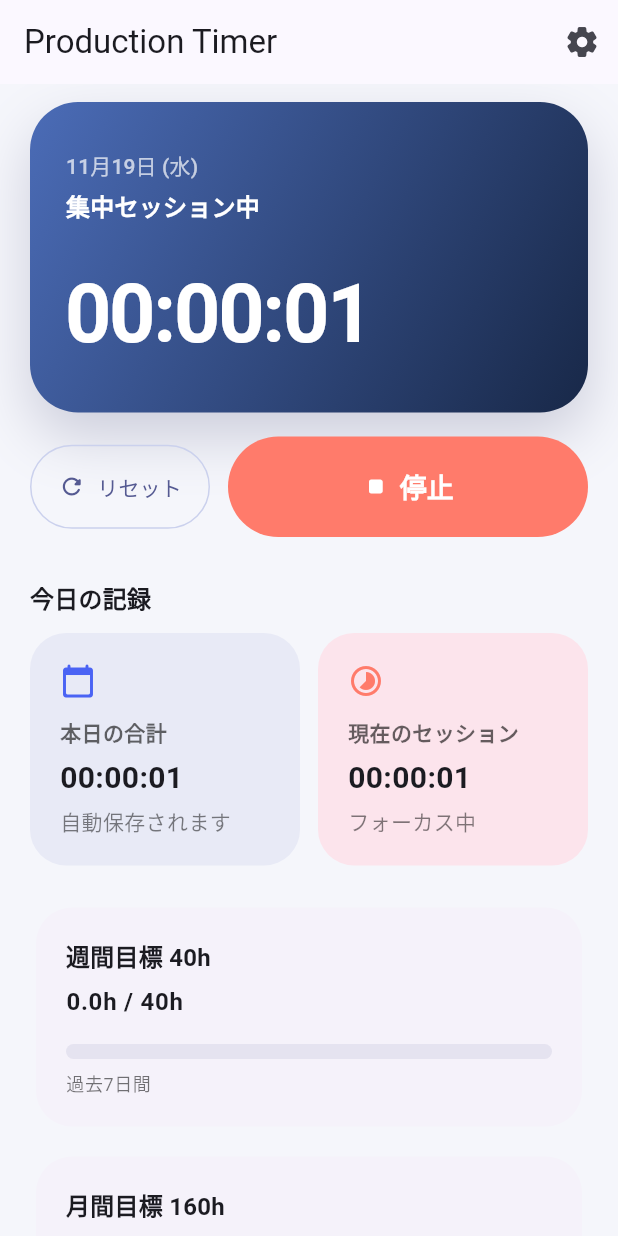
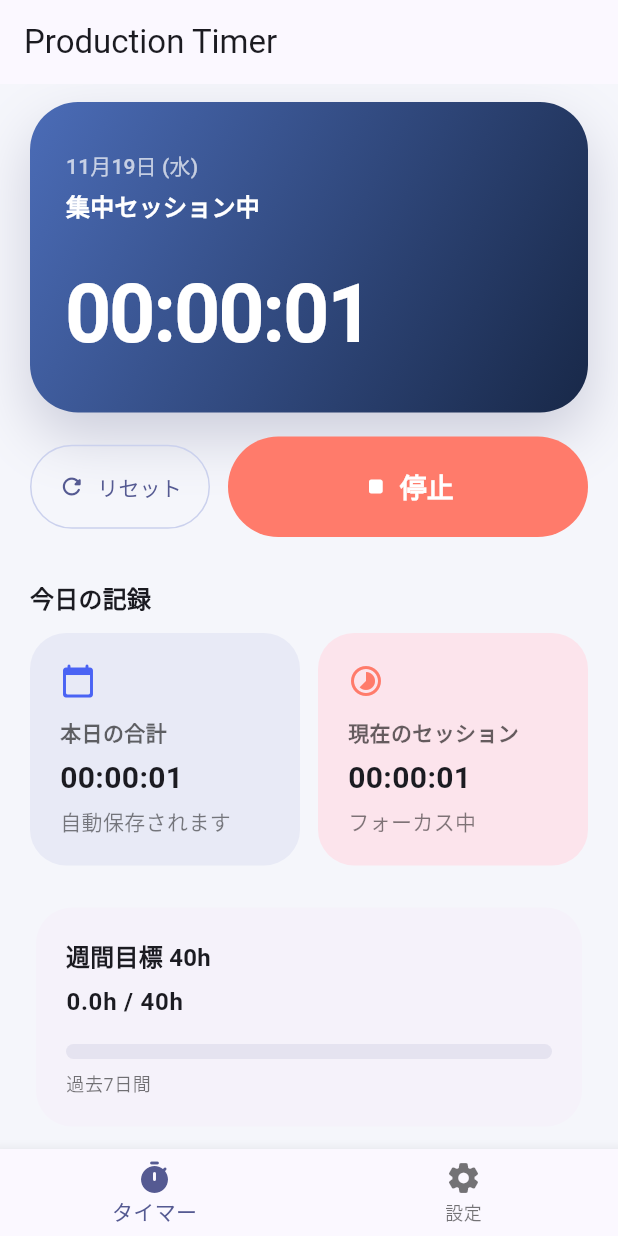
Before and after one commit to yu-432/Production-Timer, a Flutter app: the screen it shows after launch, after a tap on "開始", on a phone screen of 412 x 824 dp. Run offline on Flutter 3.47's test engine with Material 3 defaults, Android fonts, the phone set to English and light mode, and no system bars; our stand-ins replace flutter_riverpod, hive, hive_flutter, wakelock_plus; accounts and stored records are empty.

Commit message:
Add bottom navigation bar for settings
🤖 Generated with [Claude Code](https://claude.com/claude-code)

Co-Authored-By: Claude <noreply@anthropic.com>

```diff
--- a/production_timer/lib/main.dart
+++ b/production_timer/lib/main.dart
@@ -66,8 +66,63 @@ class ProductionTimerApp extends ConsumerWidget {
           ),
         ),
       ),
-      // 最初に表示する画面をタイマー画面に設定
-      home: const TimerScreen(),
+      // 最初に表示する画面をタブバー付きのメイン画面に設定
+      home: const MainNavigationScreen(),
+    );
+  }
+}
+
+/// タブバーを持つメイン画面
+///
+/// 画面下部のBottomNavigationBarで「タイマー」と「設定」を切り替えます。
+/// StatefulWidgetを使って、現在選択されているタブの状態を管理します。
+class MainNavigationScreen extends StatefulWidget {
+  const MainNavigationScreen({super.key});
+
+  @override
+  State<MainNavigationScreen> createState() => _MainNavigationScreenState();
+}
+
+class _MainNavigationScreenState extends State<MainNavigationScreen> {
+  // 現在選択されているタブのインデックス
+  // 0 = タイマー画面、1 = 設定画面
+  int _currentIndex = 0;
+
+  // タブごとに表示する画面のリスト
+  // インデックスと対応: 0=TimerScreen, 1=SettingsScreen
+  final List<Widget> _screens = const [
+    TimerScreen(), // タブ0: タイマー画面
+    SettingsScreen(), // タブ1: 設定画面
+  ];
+
+  @override
+  Widget build(BuildContext context) {
+    return Scaffold(
+      // 現在選択されているタブの画面を表示
+      body: _screens[_currentIndex],
+      // 画面下部のナビゲーションバー
+      bottomNavigationBar: BottomNavigationBar(
+        currentIndex: _currentIndex, // 現在選択されているタブ
+        onTap: (index) {
+          // タブがタップされたら、選択タブを変更して画面を再描画
+          setState(() {
+            _currentIndex = index;
+          });
+        },
+        // タブの項目を定義
+        items: const [
+          // タブ0: タイマー
+          BottomNavigationBarItem(
+            icon: Icon(Icons.timer_rounded),
+            label: 'タイマー',
+          ),
+          // タブ1: 設定
+          BottomNavigationBarItem(
+            icon: Icon(Icons.settings_rounded),
+            label: '設定',
+          ),
+        ],
+      ),
     );
   }
 }
@@ -116,13 +171,7 @@ class _TimerScreenState extends ConsumerState<TimerScreen> {
         title: const Text('Production Timer'),
         centerTitle: false,
         elevation: 0,
-        actions: [
-          IconButton(
-            tooltip: '設定',
-            onPressed: _openSettings,
-            icon: const Icon(Icons.settings_rounded),
-          ),
-        ],
+        // 設定アイコンは削除(画面下部のタブバーから設定画面に移動できるため)
       ),
       body: Stack(
         children: [
@@ -333,23 +382,6 @@ class _TimerScreenState extends ConsumerState<TimerScreen> {
   /// 5秒後にまた黒画面になります。
   void _handleBlackScreenTap() {
     ref.read(timerControllerProvider.notifier).exitBlackScreen();
-  }
-
-  /// 設定画面を開く
-  ///
-  /// 設定画面で保存ボタンを押すと、trueが返ってきて成功メッセージを表示します。
-  Future<void> _openSettings() async {
-    final saved = await Navigator.of(context).push(
-      MaterialPageRoute(builder: (_) => const SettingsScreen()),
-    );
-    // 画面が既に閉じられている、または保存していない場合は何もしない
-    if (!mounted || saved != true) {
-      return;
-    }
-    // 保存成功メッセージを表示
-    ScaffoldMessenger.of(context).showSnackBar(
-      const SnackBar(content: Text('目標設定を更新しました')),
-    );
   }
 
   /// タイマーをリセット
--- a/production_timer/lib/screens/settings_screen.dart
+++ b/production_timer/lib/screens/settings_screen.dart
@@ -55,6 +55,9 @@ class _SettingsScreenState extends ConsumerState<SettingsScreen> {
     return Scaffold(
       appBar: AppBar(
         title: const Text('設定'),
+        // タブバーで画面を切り替えるため、戻るボタンは不要
+        // 自動的に戻るボタンは表示されません
+        automaticallyImplyLeading: false,
       ),
       body: SafeArea(
         child: Padding(
@@ -151,7 +154,7 @@ class _SettingsScreenState extends ConsumerState<SettingsScreen> {
   /// 2. 保存中状態に変更(ボタンを無効化)
   /// 3. 時間単位の入力値を分単位に変換
   /// 4. Hiveに保存
-  /// 5. 画面を閉じて、成功を示すtrueを返す
+  /// 5. 成功メッセージを表示
   Future<void> _handleSave() async {
     // バリデーションエラーがあれば何もしない
     if (!_formKey.currentState!.validate()) {
@@ -182,8 +185,10 @@ class _SettingsScreenState extends ConsumerState<SettingsScreen> {
     // 保存中フラグをOFF
     setState(() => _isSaving = false);
 
-    // 画面を閉じて、成功を示すtrueを返す(呼び出し元で成功メッセージを表示)
-    Navigator.of(context).pop(true);
+    // 保存成功メッセージを表示(タブバーで切り替えるため画面は閉じない)
+    ScaffoldMessenger.of(context).showSnackBar(
+      const SnackBar(content: Text('目標設定を更新しました')),
+    );
   }
 
   /// 分単位を時間単位に変換
```
